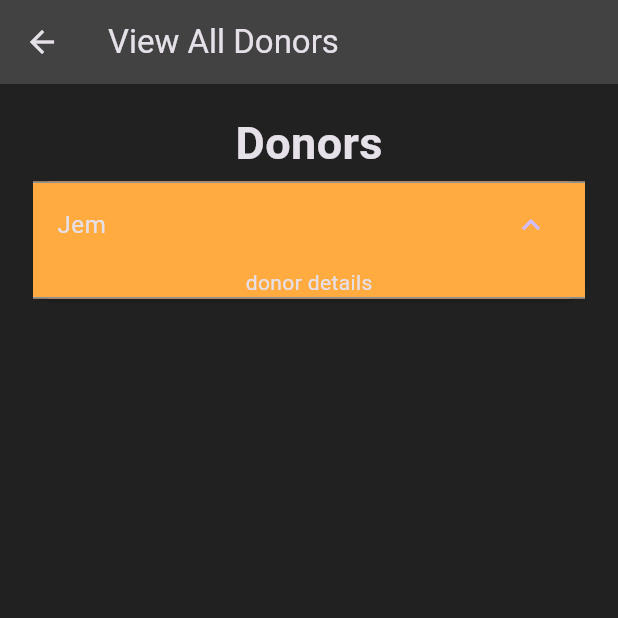
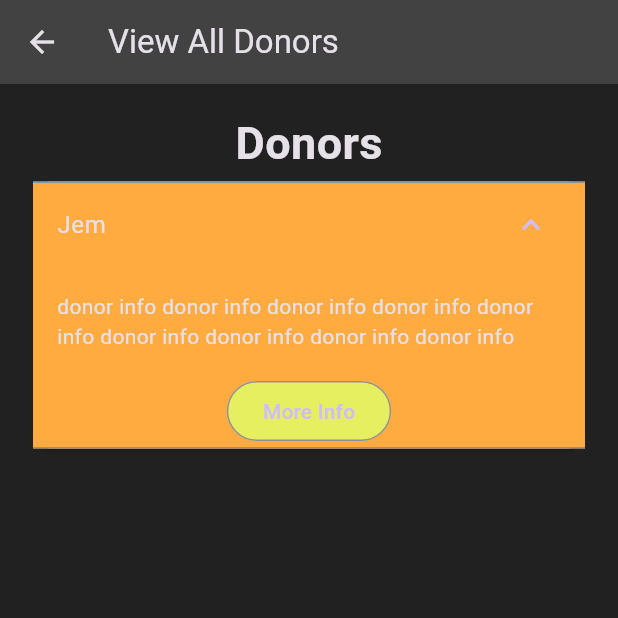
Before and after one commit to ArlJethroMaranan/cmsc-23-project-group4, a Flutter app: the ViewDonorsPage screen opened directly, after a tap on "Jem", on a phone screen of 412 x 824 dp, the top half of it. Run offline on Flutter 3.47's test engine with Material 3 defaults, Android fonts, the light colour scheme and no system bars.

Commit message:
ui: changed list tiles to expansion tiles and added its base content

```diff
--- a/cmsc_23_proj/lib/screens/admin_view/admin_viewDonors.dart
+++ b/cmsc_23_proj/lib/screens/admin_view/admin_viewDonors.dart
@@ -19,12 +19,23 @@ class _ViewDonorsPageState extends State<ViewDonorsPage> {
         return Card(
           color: Color.fromARGB(255, 232, 139, 57),
           child: ExpansionTile(
-            title: Text(donorList[index]),
+            title:
+              Text(donorList[index]),
+            collapsedBackgroundColor: const Color.fromARGB(255, 232, 130, 57),
             backgroundColor: Colors.orangeAccent,
             children: [
-              Text("donor details")
-            ],
-          // onTap: ,
+              const Padding(
+                padding: const EdgeInsets.all(16),
+                child: Text("donor info donor info donor info donor info donor info donor info donor info donor info donor info ")
+              ),
+              OutlinedButton(
+                style: OutlinedButton.styleFrom(
+                  backgroundColor: const Color.fromARGB(255, 229, 239, 95)
+                ),
+                onPressed: (){},
+                child: Text("More Info"),
+              ),
+            ]
           )
         );
       })
--- a/cmsc_23_proj/pubspec.yaml
+++ b/cmsc_23_proj/pubspec.yaml
@@ -60,9 +60,9 @@ flutter:
 
   # To add assets to your application, add an assets section, like this:
   assets:
-  - ./assets/donation.png
-  - ./assets/donation2.png
-  #   - images/a_dot_burr.jpeg
+    - ./assets/donation.png
+    - ./assets/donation2.png
+    - ./assets/orgLogo1.jpg
   #   - images/a_dot_ham.jpeg
 
   # An image asset can refer to one or more resolution-specific "variants", see
```
Also changed, not shown: cmsc_23_proj/lib/screens/admin_view/admin_orgApproval.dart (+23 -5 lines), cmsc_23_proj/lib/screens/admin_view/admin_viewOrgDona.dart (+32 -16 lines), cmsc_23_proj/assets/orgLogo1.jpg (added).
